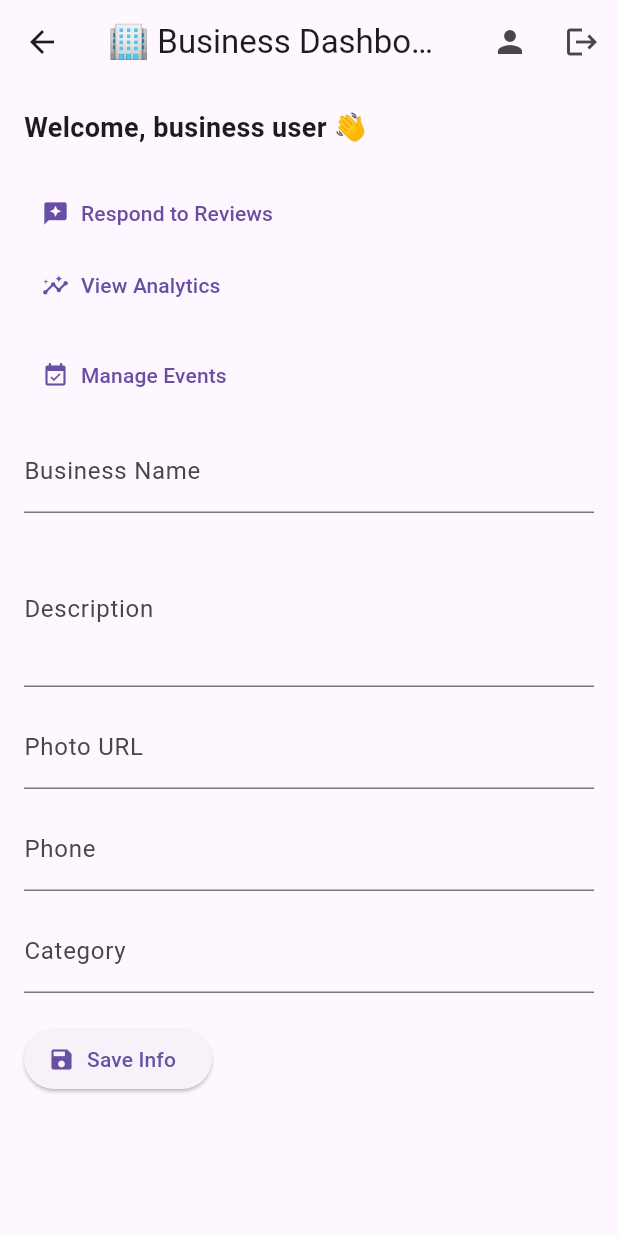
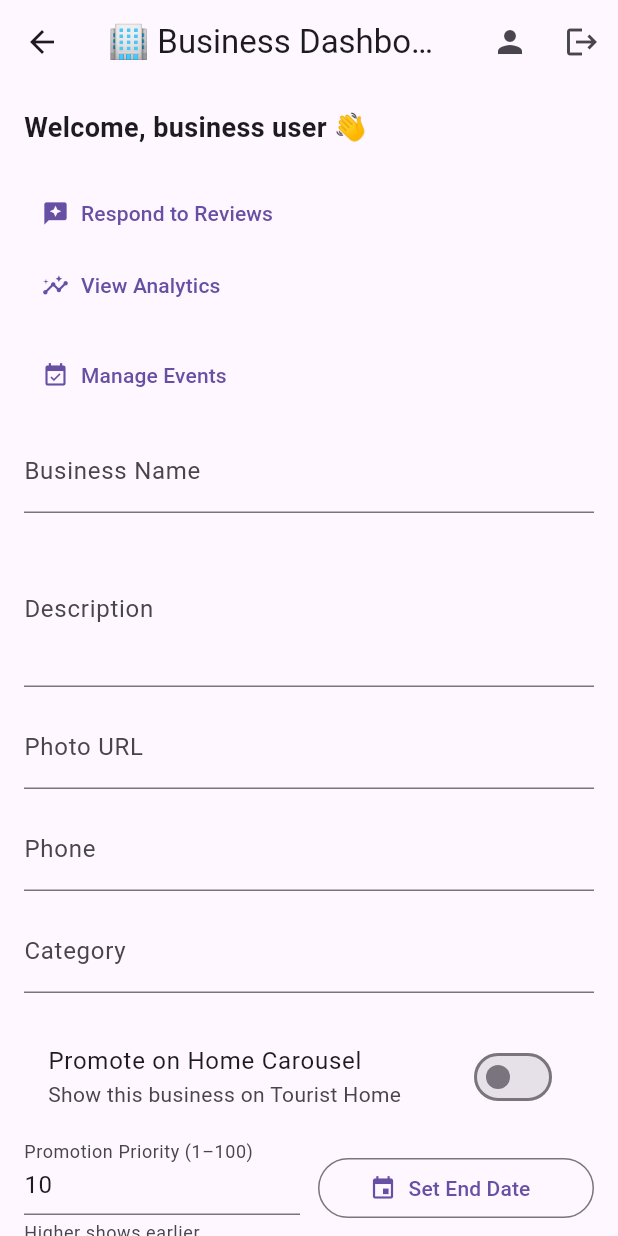
Before and after one commit to pasindujayakodi77/ceylon, a Flutter app: the BusinessDashboardScreen screen opened directly, on a phone screen of 412 x 824 dp. Run offline on Flutter 3.47's test engine with Material 3 defaults, Android fonts, the phone set to English and light mode, and no system bars; our stand-ins replace cloud_firestore, firebase_auth, firebase_core, firebase_messaging, fl_chart, flutter_bloc and 7 more; accounts and stored records are empty.

Commit message:
feat: Add promotion controls to BusinessDashboardScreen for enhanced business visibility✏️

```diff
--- a/lib/features/business/presentation/screens/business_dashboard_screen.dart
+++ b/lib/features/business/presentation/screens/business_dashboard_screen.dart
@@ -1,4 +1,5 @@
 import 'package:ceylon/features/business/presentation/screens/business_reviews_screen.dart';
+import 'package:intl/intl.dart';
 import 'package:cloud_firestore/cloud_firestore.dart';
 import 'package:firebase_auth/firebase_auth.dart';
 import 'package:flutter/material.dart';
@@ -36,6 +37,11 @@ class _BusinessDashboardScreenState extends State<BusinessDashboardScreen> {
   bool _loading = false;
   String? _businessId;
 
+  // Promotion controls
+  bool _promoted = false;
+  final _promotedWeightCtrl = TextEditingController(text: '10');
+  DateTime? _promotedUntil;
+
   @override
   void initState() {
     super.initState();
@@ -59,6 +65,9 @@ class _BusinessDashboardScreenState extends State<BusinessDashboardScreen> {
       _photoCtrl.text = data['photo'] ?? '';
       _phoneCtrl.text = data['phone'] ?? '';
       _categoryCtrl.text = data['category'] ?? '';
+      _promoted = (data['promoted'] as bool?) ?? false;
+      _promotedWeightCtrl.text = (data['promotedWeight']?.toString() ?? '10');
+      _promotedUntil = (data['promotedUntil'] as Timestamp?)?.toDate();
     }
     setState(() {});
   }
@@ -76,6 +85,13 @@ class _BusinessDashboardScreenState extends State<BusinessDashboardScreen> {
       'phone': _phoneCtrl.text.trim(),
       'category': _categoryCtrl.text.trim(),
       'updated_at': FieldValue.serverTimestamp(),
+      'promoted': _promoted,
+      'promotedWeight': int.tryParse(
+        _promotedWeightCtrl.text.trim(),
+      )?.clamp(1, 100),
+      'promotedUntil': _promotedUntil == null
+          ? null
+          : Timestamp.fromDate(_promotedUntil!),
     };
 
     if (_businessId == null) {
@@ -205,6 +221,68 @@ class _BusinessDashboardScreenState extends State<BusinessDashboardScreen> {
                       decoration: const InputDecoration(labelText: 'Category'),
                     ),
                     const SizedBox(height: 20),
+                    SwitchListTile(
+                      title: const Text('Promote on Home Carousel'),
+                      subtitle: const Text(
+                        'Show this business on Tourist Home',
+                      ),
+                      value: _promoted,
+                      onChanged: (v) => setState(() => _promoted = v),
+                    ),
+                    Row(
+                      children: [
+                        Expanded(
+                          child: TextFormField(
+                            controller: _promotedWeightCtrl,
+                            decoration: const InputDecoration(
+                              labelText: 'Promotion Priority (1–100)',
+                              helperText: 'Higher shows earlier',
+                            ),
+                            keyboardType: TextInputType.number,
+                          ),
+                        ),
+                        const SizedBox(width: 12),
+                        Expanded(
+                          child: OutlinedButton.icon(
+                            icon: const Icon(Icons.event),
+                            label: Text(
+                              _promotedUntil == null
+                                  ? 'Set End Date'
+                                  : 'Ends: ${DateFormat('yyyy-MM-dd HH:mm').format(_promotedUntil!)}',
+                            ),
+                            onPressed: () async {
+                              final now = DateTime.now();
+                              final d = await showDatePicker(
+                                context: context,
+                                initialDate:
+                                    _promotedUntil ??
+                                    now.add(const Duration(days: 7)),
+                                firstDate: now,
+                                lastDate: now.add(const Duration(days: 365)),
+                              );
+                              if (d == null) return;
+                              final t = await showTimePicker(
+                                context: context,
+                                initialTime: const TimeOfDay(
+                                  hour: 12,
+                                  minute: 0,
+                                ),
+                              );
+                              setState(() {
+                                _promotedUntil = DateTime(
+                                  d.year,
+                                  d.month,
+                                  d.day,
+                                  t?.hour ?? 0,
+                                  t?.minute ?? 0,
+                                );
+                              });
+                            },
+                          ),
+                        ),
+                      ],
+                    ),
+                    const SizedBox(height: 20),
                     ElevatedButton.icon(
                       onPressed: _saveBusiness,
                       icon: const Icon(Icons.save),
```
